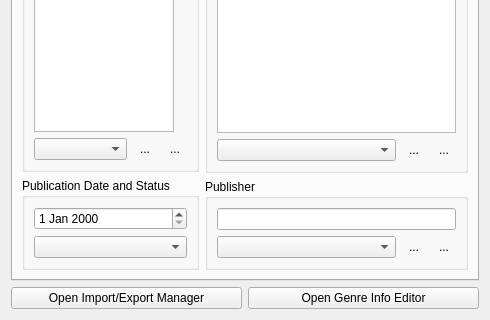
First picture: the form in src/databaseeditor.ui, repository kelsos/mra, before the edit; both pictures show x 0 to 490 and y 415 to 735 of the 490 by 735 pixel window.
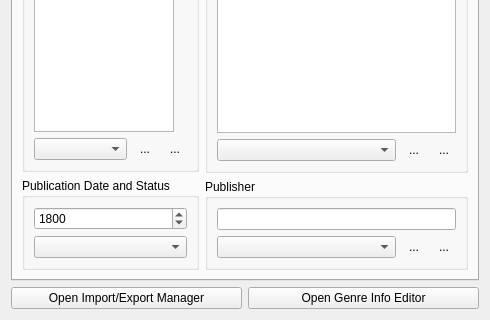
Second picture: the form after the edit. Icons and pictures are not drawn.

Commit message: Adds more work on the database editor. Data display for the manga info part is complete.

```diff
--- a/src/databaseeditor.ui
+++ b/src/databaseeditor.ui
@@ -263,7 +263,18 @@
              </property>
              <layout class="QVBoxLayout" name="verticalLayout_11">
               <item>
-               <widget class="QDateEdit" name="mangaPublicationDateEdit"/>
+               <widget class="QDateEdit" name="mangaPublicationDateEdit">
+                <property name="date">
+                 <date>
+                  <year>1800</year>
+                  <month>1</month>
+                  <day>1</day>
+                 </date>
+                </property>
+                <property name="displayFormat">
+                 <string>yyyy</string>
+                </property>
+               </widget>
               </item>
               <item>
                <widget class="QComboBox" name="mangaPublicationStatusCombobox"/>
```
Left out of the diff: 2 changed lines with no effect on the pictures. The commit also changes 4 other files.
